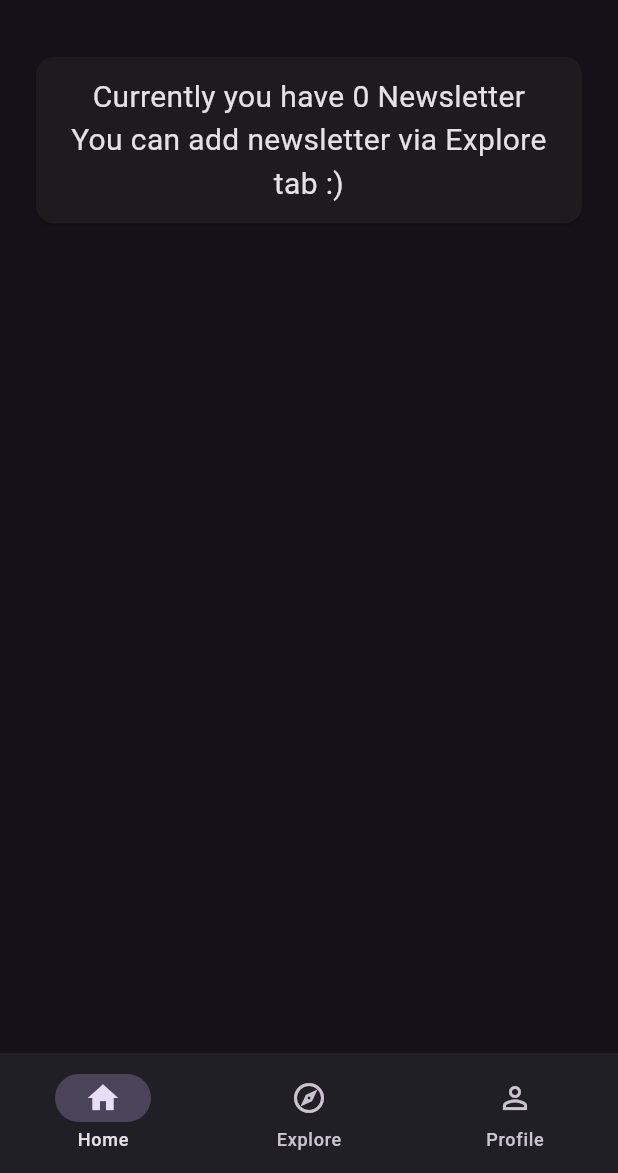
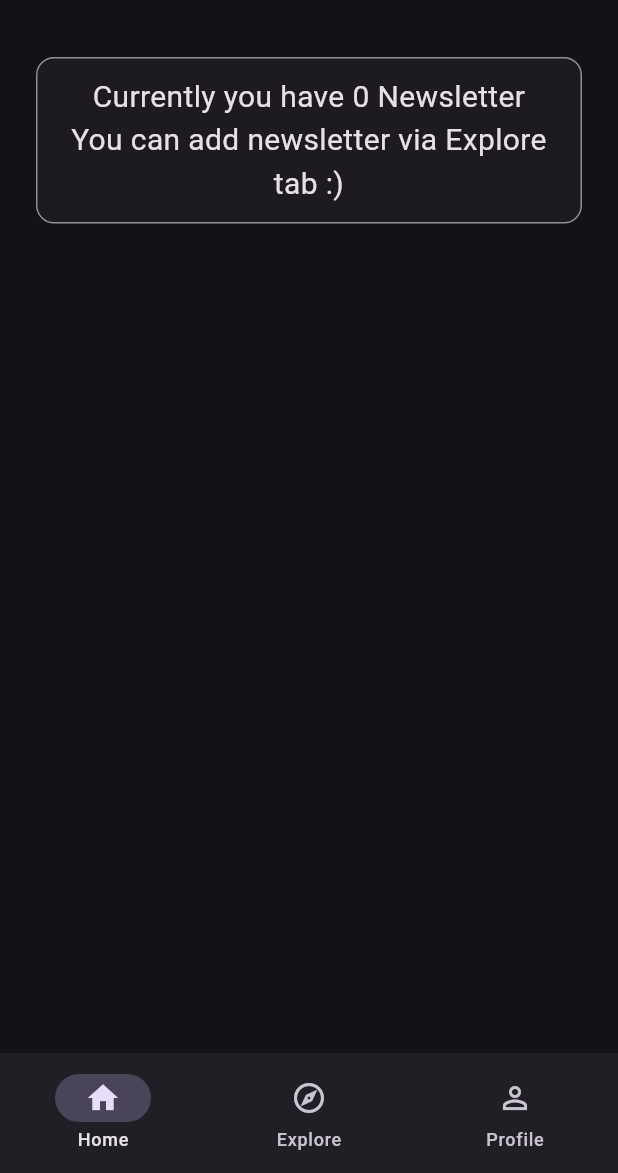
Before and after one commit to NurettinSelim/sollet, a Flutter app: the MainPage screen opened by its route, on a phone screen of 412 x 824 dp, the part 63-1236 px from its top. Run offline on Flutter 3.47's test engine with Material 2 defaults, Android fonts, the phone set to English and light mode, and no system bars; our stand-ins replace go_router; missing offline and left inert: solana_common, solana_wallet_adapter.

Commit message:
card to outlined card

```diff
--- a/lib/tabs/home_tab.dart
+++ b/lib/tabs/home_tab.dart
@@ -5,10 +5,17 @@ class HomeTab extends StatelessWidget {
 
   @override
   Widget build(BuildContext context) {
-    return const Padding(
-      padding: EdgeInsets.symmetric(vertical: 20, horizontal: 20),
+    return Padding(
+      padding: const EdgeInsets.symmetric(vertical: 20, horizontal: 20),
       child: Card(
-        child: Padding(
+        elevation: 0,
+        shape: RoundedRectangleBorder(
+          side: BorderSide(
+            color: Theme.of(context).colorScheme.outline,
+          ),
+          borderRadius: const BorderRadius.all(Radius.circular(12)),
+        ),
+        child: const Padding(
           padding: EdgeInsets.all(12),
           child: Text(
             "Currently you have 0 Newsletter \nYou can add newsletter via Explore tab :)",
```
